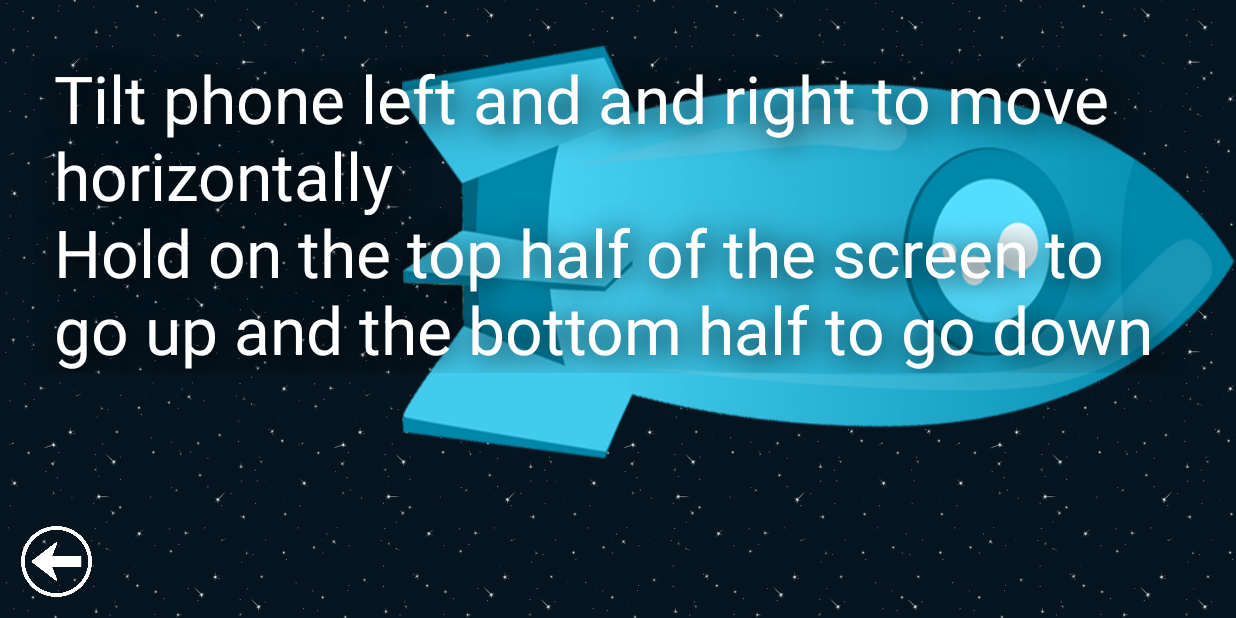
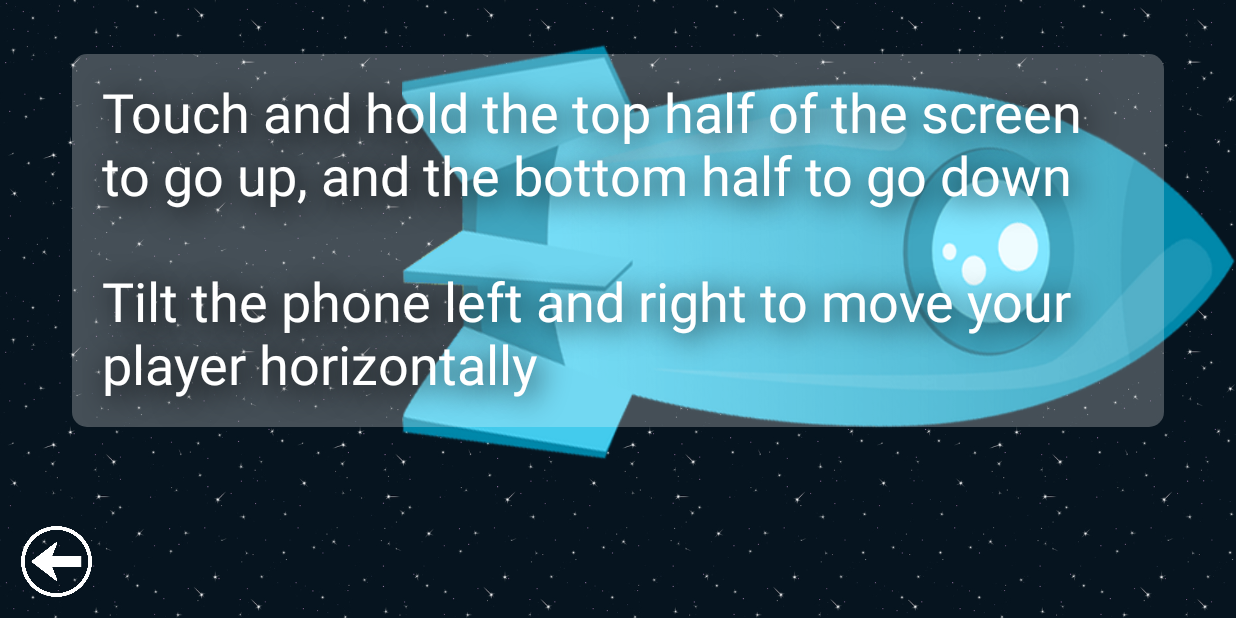
Before and after one commit to heysh/Space-League, an Android app: the InformationActivity screen opened directly, with no data from a screen before it, on a phone screen of 824 x 412 dp (held sideways). Run offline under Robolectric (Android 15) with nearby library versions, the phone set to English and light mode, and no system bars.

Commit message:
Updated the instructions screen

```diff
--- /dev/null
+++ b/app/src/main/res/drawable/rounded_corners.xml
@@ -0,0 +1,12 @@
+<?xml version="1.0" encoding="utf-8"?>
+<shape xmlns:android="http://schemas.android.com/apk/res/android">
+    <solid android:color="#40ffffff"/>
+
+    <padding
+        android:left="1sp"
+        android:right="1sp"
+        android:bottom="1sp"
+        android:top="1sp" />
+
+    <corners android:radius="10sp" />
+</shape>
--- a/app/src/main/res/layout/activity_information.xml
+++ b/app/src/main/res/layout/activity_information.xml
@@ -28,16 +28,21 @@
     <TextView
         android:layout_width="wrap_content"
         android:layout_height="wrap_content"
-        android:text="Tilt phone left and and right to move horizontally\nHold on the top half of the screen to go up and the bottom half to go down"
+        android:text="Touch and hold the top half of the screen to go up, and the bottom half to go down\n\nTilt the phone left and right to move your player horizontally"
         android:textColor="#ffffff"
-        android:textSize="44sp"
+        android:textSize="36sp"
         android:shadowColor="@color/black"
         android:shadowDx="5"
         android:shadowDy="5"
         android:shadowRadius="25"
-        android:paddingLeft="36sp"
-        android:paddingRight="36sp"
-        android:layout_marginTop="36sp"/>
+        android:paddingTop="14sp"
+        android:paddingBottom="18sp"
+        android:paddingLeft="20sp"
+        android:paddingRight="20sp"
+        android:background="@drawable/rounded_corners"
+        android:layout_marginTop="36sp"
+        android:layout_marginLeft="48sp"
+        android:layout_marginRight="48sp"/>
 
     <ImageView
         android:id="@+id/back"
```
